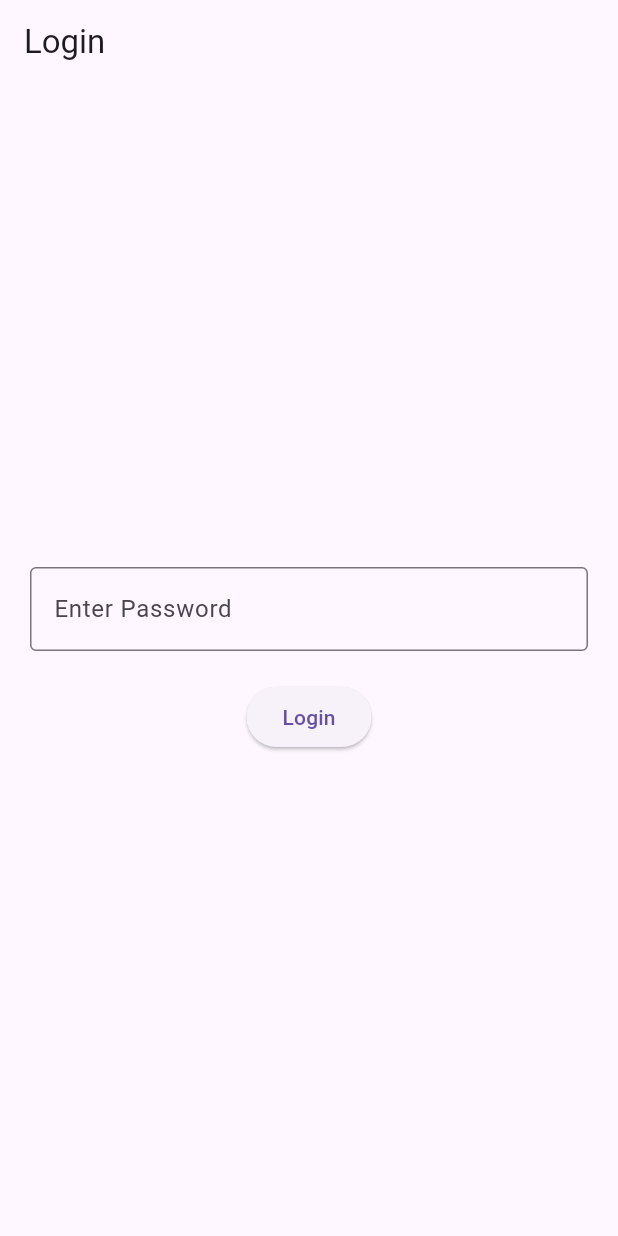
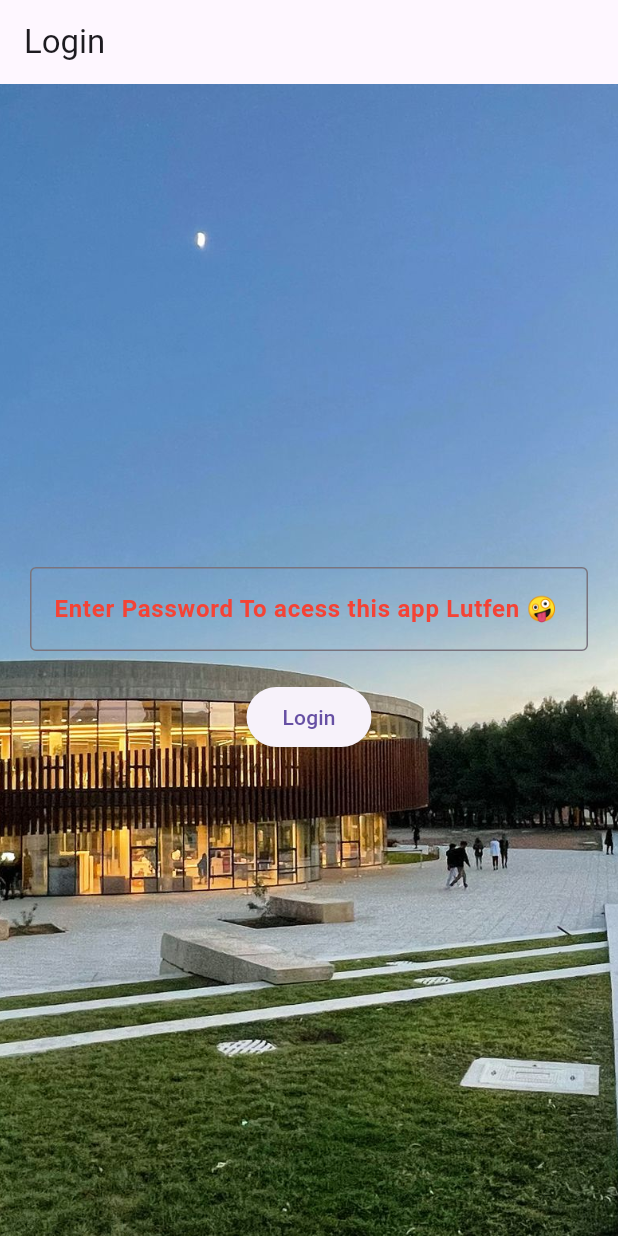
Before and after one commit to suhayblegend/Eng-To-Turk-Dictionary, a Flutter app: the screen it shows after launch, on a phone screen of 412 x 824 dp. Run offline on Flutter 3.47's test engine with Material 3 defaults, Android fonts, the phone set to English and light mode, and no system bars; our stand-ins replace flutter_tts, share, sqflite; accounts and stored records are empty.

Commit message:
first commit

```diff
--- a/lib/login_page.dart
+++ b/lib/login_page.dart
@@ -10,9 +10,9 @@ class LoginPage extends StatefulWidget {
 
 class _LoginPageState extends State<LoginPage> {
   final TextEditingController _passwordController = TextEditingController();
-  final String _correctPassword = 'naseristhebestteacher';
+  final String _correctPassword = '12345678';
 
-  void _login(BuildContext context) { // Added BuildContext parameter here
+  void _login(BuildContext context) {
     String enteredPassword = _passwordController.text.trim();
     if (enteredPassword == _correctPassword) {
       Navigator.pushReplacement(
@@ -42,7 +42,14 @@ class _LoginPageState extends State<LoginPage> {
       appBar: AppBar(
         title: const Text('Login'),
       ),
-      body: Padding(
+      body: Container(
+        decoration: BoxDecoration(
+          image: DecorationImage(
+            image: AssetImage('assets/images/background_image.jpg'),
+            fit: BoxFit.cover,
+          ),
+        ),
+        child: Padding(
           padding: const EdgeInsets.all(20.0),
           child: Column(
             mainAxisAlignment: MainAxisAlignment.center,
@@ -50,19 +57,26 @@ class _LoginPageState extends State<LoginPage> {
               TextField(
                 controller: _passwordController,
                 obscureText: true,
-              decoration: const InputDecoration(
-                labelText: 'Enter Password',
+                style: const TextStyle(
+                    color: Colors.white), // Set text color to white
+                decoration: InputDecoration(
+                  labelText: 'Enter Password To acess this app Lutfen 🤪',
+                  labelStyle: const TextStyle(
+                    color: Colors.red, // Set label color to red
+                    fontWeight: FontWeight.bold, // Make label text bold
+                  ),
                   border: OutlineInputBorder(),
                 ),
               ),
               const SizedBox(height: 20.0),
               ElevatedButton(
-              onPressed: () => _login(context), // Pass context here
+                onPressed: () => _login(context),
                 child: const Text('Login'),
               ),
             ],
           ),
         ),
+      ),
     );
   }
 }
--- a/lib/word.dart
+++ b/lib/word.dart
@@ -2,12 +2,16 @@ class Word {
   final int id;
   final String name;
   final String mean;
+  final String englishPronunciation; // Text for English TTS
+  final String turkishPronunciation; // Text for Turkish TTS
   bool favorite;
 
   Word({
     required this.id,
     required this.name,
     required this.mean,
+    required this.englishPronunciation,
+    required this.turkishPronunciation,
     this.favorite = false,
   });
 
@@ -16,6 +20,8 @@ class Word {
       id: map['id'],
       name: map['name'],
       mean: map['mean'],
+      englishPronunciation: map['englishPronunciation'],
+      turkishPronunciation: map['turkishPronunciation'],
       favorite: map['favorite'] ?? false,
     );
   }
@@ -25,6 +31,8 @@ class Word {
       'id': id,
       'name': name,
       'mean': mean,
+      'englishPronunciation': englishPronunciation,
+      'turkishPronunciation': turkishPronunciation,
       'favorite': favorite,
     };
   }
```
Also changed, not shown: lib/homepage.dart (+109 -12 lines), pubspec.yaml (+4 -69 lines), assets/images/background_image.jpg (added), englishturkishdictionary-main/lib/assets/images/background_image.png (added), lib/assets/images/background_image.png (added), pubspec.lock, 7 other files. Lines whose indentation alone changed are shown as unchanged.
